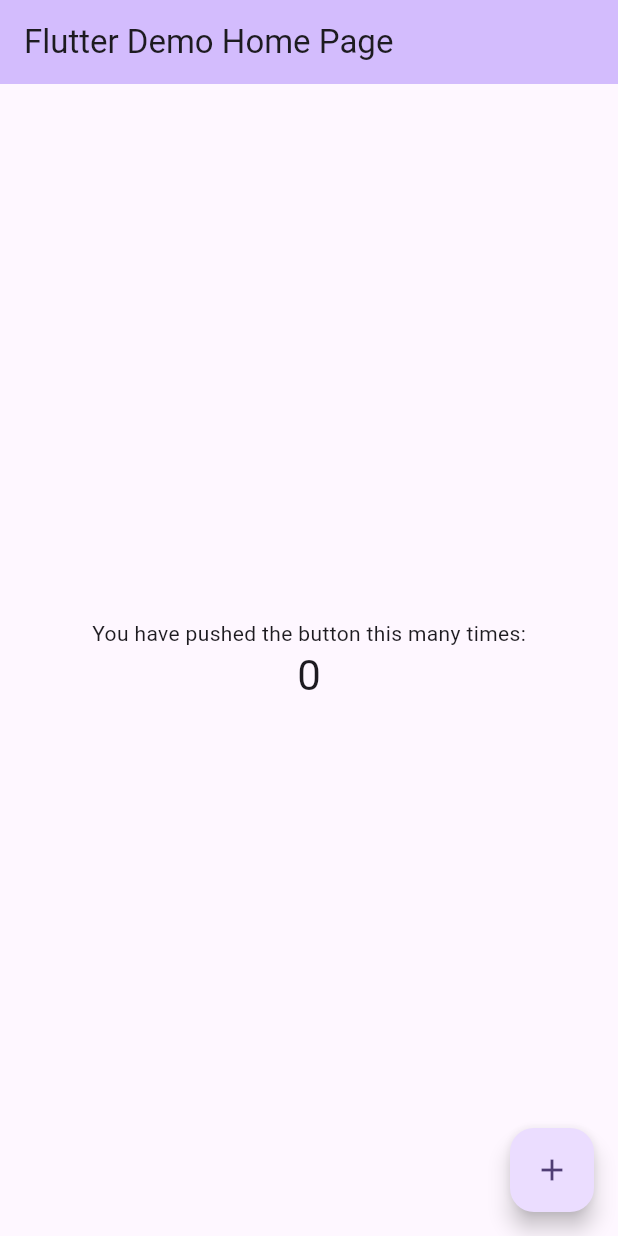
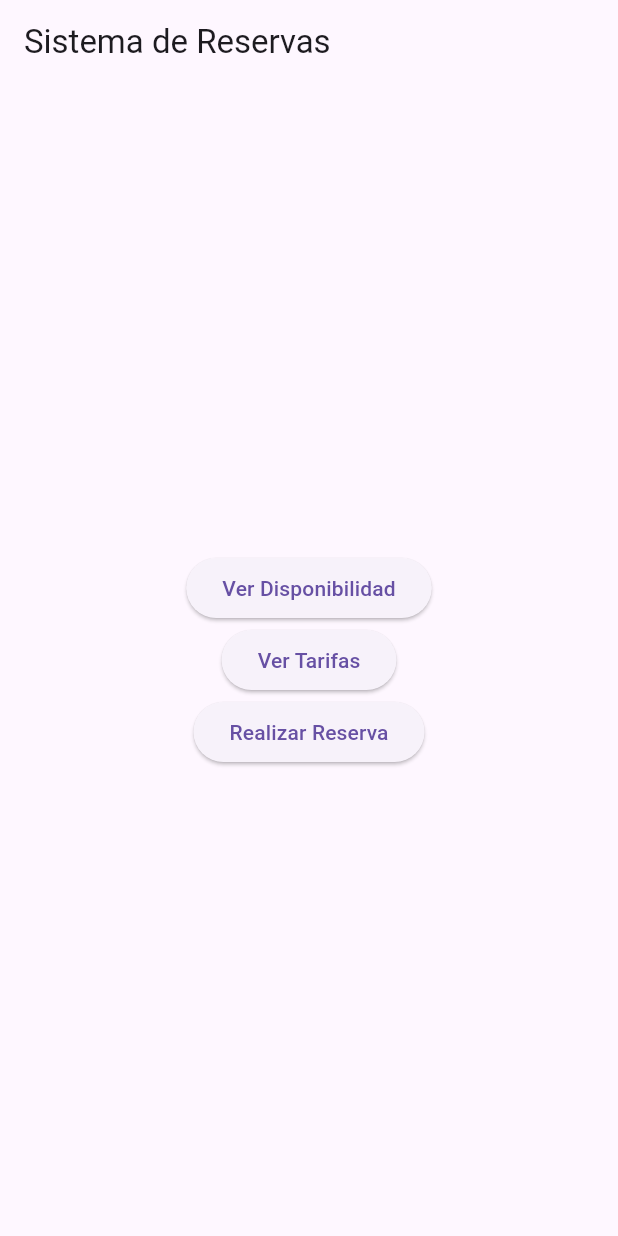
Before and after one commit to Jugoecorozo/prueba_tecnica, a Flutter app: the screen it shows after launch, on a phone screen of 412 x 824 dp. Run offline on Flutter 3.47's test engine with Material 3 defaults, Android fonts, the phone set to English and light mode, and no system bars.

Commit message:
feat: :zap: agregacion de codigo back + front

```diff
--- a/frontend/lib/main.dart
+++ b/frontend/lib/main.dart
@@ -1,125 +1,19 @@
 import 'package:flutter/material.dart';
+import 'screens/home_screen.dart';
 
 void main() {
-  runApp(const MyApp());
+  runApp(MyApp());
 }
 
 class MyApp extends StatelessWidget {
-  const MyApp({super.key});
-
-  // This widget is the root of your application.
   @override
   Widget build(BuildContext context) {
     return MaterialApp(
-      title: 'Flutter Demo',
+      title: 'Sistema de Reservas',
       theme: ThemeData(
-        // This is the theme of your application.
-        //
-        // TRY THIS: Try running your application with "flutter run". You'll see
-        // the application has a purple toolbar. Then, without quitting the app,
-        // try changing the seedColor in the colorScheme below to Colors.green
-        // and then invoke "hot reload" (save your changes or press the "hot
-        // reload" button in a Flutter-supported IDE, or press "r" if you used
-        // the command line to start the app).
-        //
-        // Notice that the counter didn't reset back to zero; the application
-        // state is not lost during the reload. To reset the state, use hot
-        // restart instead.
-        //
-        // This works for code too, not just values: Most code changes can be
-        // tested with just a hot reload.
-        colorScheme: ColorScheme.fromSeed(seedColor: Colors.deepPurple),
-        useMaterial3: true,
+        primarySwatch: Colors.blue,
       ),
-      home: const MyHomePage(title: 'Flutter Demo Home Page'),
+      home: HomeScreen(),
     );
   }
 }
-
-class MyHomePage extends StatefulWidget {
-  const MyHomePage({super.key, required this.title});
-
-  // This widget is the home page of your application. It is stateful, meaning
-  // that it has a State object (defined below) that contains fields that affect
-  // how it looks.
-
-  // This class is the configuration for the state. It holds the values (in this
-  // case the title) provided by the parent (in this case the App widget) and
-  // used by the build method of the State. Fields in a Widget subclass are
-  // always marked "final".
-
-  final String title;
-
-  @override
-  State<MyHomePage> createState() => _MyHomePageState();
-}
-
-class _MyHomePageState extends State<MyHomePage> {
-  int _counter = 0;
-
-  void _incrementCounter() {
-    setState(() {
-      // This call to setState tells the Flutter framework that something has
-      // changed in this State, which causes it to rerun the build method below
-      // so that the display can reflect the updated values. If we changed
-      // _counter without calling setState(), then the build method would not be
-      // called again, and so nothing would appear to happen.
-      _counter++;
-    });
-  }
-
-  @override
-  Widget build(BuildContext context) {
-    // This method is rerun every time setState is called, for instance as done
-    // by the _incrementCounter method above.
-    //
-    // The Flutter framework has been optimized to make rerunning build methods
-    // fast, so that you can just rebuild anything that needs updating rather
-    // than having to individually change instances of widgets.
-    return Scaffold(
-      appBar: AppBar(
-        // TRY THIS: Try changing the color here to a specific color (to
-        // Colors.amber, perhaps?) and trigger a hot reload to see the AppBar
-        // change color while the other colors stay the same.
-        backgroundColor: Theme.of(context).colorScheme.inversePrimary,
-        // Here we take the value from the MyHomePage object that was created by
-        // the App.build method, and use it to set our appbar title.
-        title: Text(widget.title),
-      ),
-      body: Center(
-        // Center is a layout widget. It takes a single child and positions it
-        // in the middle of the parent.
-        child: Column(
-          // Column is also a layout widget. It takes a list of children and
-          // arranges them vertically. By default, it sizes itself to fit its
-          // children horizontally, and tries to be as tall as its parent.
-          //
-          // Column has various properties to control how it sizes itself and
-          // how it positions its children. Here we use mainAxisAlignment to
-          // center the children vertically; the main axis here is the vertical
-          // axis because Columns are vertical (the cross axis would be
-          // horizontal).
-          //
-          // TRY THIS: Invoke "debug painting" (choose the "Toggle Debug Paint"
-          // action in the IDE, or press "p" in the console), to see the
-          // wireframe for each widget.
-          mainAxisAlignment: MainAxisAlignment.center,
-          children: <Widget>[
-            const Text(
-              'You have pushed the button this many times:',
-            ),
-            Text(
-              '$_counter',
-              style: Theme.of(context).textTheme.headlineMedium,
-            ),
-          ],
-        ),
-      ),
-      floatingActionButton: FloatingActionButton(
-        onPressed: _incrementCounter,
-        tooltip: 'Increment',
-        child: const Icon(Icons.add),
-      ), // This trailing comma makes auto-formatting nicer for build methods.
-    );
-  }
-}
--- a/frontend/lib/screens/disponibilidad_screen.dart
+++ b/frontend/lib/screens/disponibilidad_screen.dart
@@ -0,0 +1,42 @@
+import 'package:flutter/material.dart';
+import 'package:http/http.dart' as http;
+import 'dart:convert';
+
+class DisponibilidadScreen extends StatefulWidget {
+  @override
+  _DisponibilidadScreenState createState() => _DisponibilidadScreenState();
+}
+
+class _DisponibilidadScreenState extends State<DisponibilidadScreen> {
+  List disponibilidad = [];
+
+  Future<void> obtenerDisponibilidad() async {
+    final response = await http.get(Uri.parse('http://localhost:3000/api/disponibilidad?fecha_inicio=2023-01-01&fecha_fin=2023-01-10'));
+    if (response.statusCode == 200) {
+      setState(() {
+        disponibilidad = json.decode(response.body)['disponibilidad'];
+      });
+    }
+  }
+
+  @override
+  Widget build(BuildContext context) {
+    return Scaffold(
+      appBar: AppBar(
+        title: Text('Disponibilidad de Hoteles'),
+      ),
+      body: Center(
+        child: Column(
+          mainAxisAlignment: MainAxisAlignment.center,
+          children: <Widget>[
+            ElevatedButton(
+              onPressed: obtenerDisponibilidad,
+              child: Text('Obtener Disponibilidad'),
+            ),
+            Text('Disponibilidad: $disponibilidad'),
+          ],
+        ),
+      ),
+    );
+  }
+}
--- a/frontend/lib/screens/home_screen.dart
+++ b/frontend/lib/screens/home_screen.dart
@@ -0,0 +1,49 @@
+import 'package:flutter/material.dart';
+import 'disponibilidad_screen.dart';
+import 'tarifas_screen.dart';
+import 'reserva_screen.dart';
+
+class HomeScreen extends StatelessWidget {
+  @override
+  Widget build(BuildContext context) {
+    return Scaffold(
+      appBar: AppBar(
+        title: Text('Sistema de Reservas'),
+      ),
+      body: Center(
+        child: Column(
+          mainAxisAlignment: MainAxisAlignment.center,
+          children: <Widget>[
+            ElevatedButton(
+              onPressed: () {
+                Navigator.push(
+                  context,
+                  MaterialPageRoute(builder: (context) => DisponibilidadScreen()),
+                );
+              },
+              child: Text('Ver Disponibilidad'),
+            ),
+            ElevatedButton(
+              onPressed: () {
+                Navigator.push(
+                  context,
+                  MaterialPageRoute(builder: (context) => TarifasScreen()),
+                );
+              },
+              child: Text('Ver Tarifas'),
+            ),
+            ElevatedButton(
+              onPressed: () {
+                Navigator.push(
+                  context,
+                  MaterialPageRoute(builder: (context) => ReservaScreen()),
+                );
+              },
+              child: Text('Realizar Reserva'),
+            ),
+          ],
+        ),
+      ),
+    );
+  }
+}
--- a/frontend/lib/screens/tarifas_screen.dart
+++ b/frontend/lib/screens/tarifas_screen.dart
@@ -0,0 +1,42 @@
+import 'package:flutter/material.dart';
+import 'package:http/http.dart' as http;
+import 'dart:convert';
+
+class TarifasScreen extends StatefulWidget {
+  @override
+  _TarifasScreenState createState() => _TarifasScreenState();
+}
+
+class _TarifasScreenState extends State<TarifasScreen> {
+  List tarifas = [];
+
+  Future<void> obtenerTarifas() async {
+    final response = await http.get(Uri.parse('http://localhost:3000/api/tarifas?hotelId=1&temporada=alta&tipo_alojamiento=estandar&numero_personas=2'));
+    if (response.statusCode == 200) {
+      setState(() {
+        tarifas = json.decode(response.body)['tarifas'];
+      });
+    }
+  }
+
+  @override
+  Widget build(BuildContext context) {
+    return Scaffold(
+      appBar: AppBar(
+        title: Text('Tarifas de Hoteles'),
+      ),
+      body: Center(
+        child: Column(
+          mainAxisAlignment: MainAxisAlignment.center,
+          children: <Widget>[
+            ElevatedButton(
+              onPressed: obtenerTarifas,
+              child: Text('Obtener Tarifas'),
+            ),
+            Text('Tarifas: $tarifas'),
+          ],
+        ),
+      ),
+    );
+  }
+}
--- a/frontend/pubspec.yaml
+++ b/frontend/pubspec.yaml
@@ -30,11 +30,8 @@ environment:
 dependencies:
   flutter:
     sdk: flutter
-
-
-  # The following adds the Cupertino Icons font to your application.
-  # Use with the CupertinoIcons class for iOS style icons.
   cupertino_icons: ^1.0.6
+  http: ^0.13.3
 
 dev_dependencies:
   flutter_test:
```
Also changed, not shown: frontend/lib/screens/reserva_screen.dart (+108 -0 lines), frontend/pubspec.lock, 11 other files.
